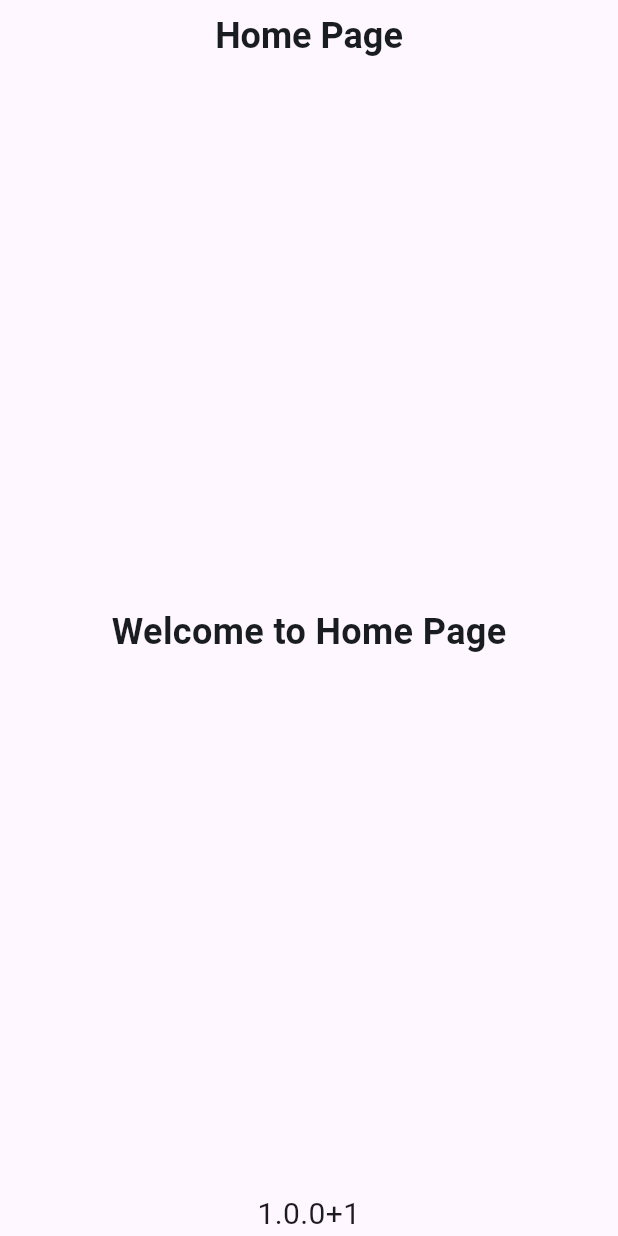
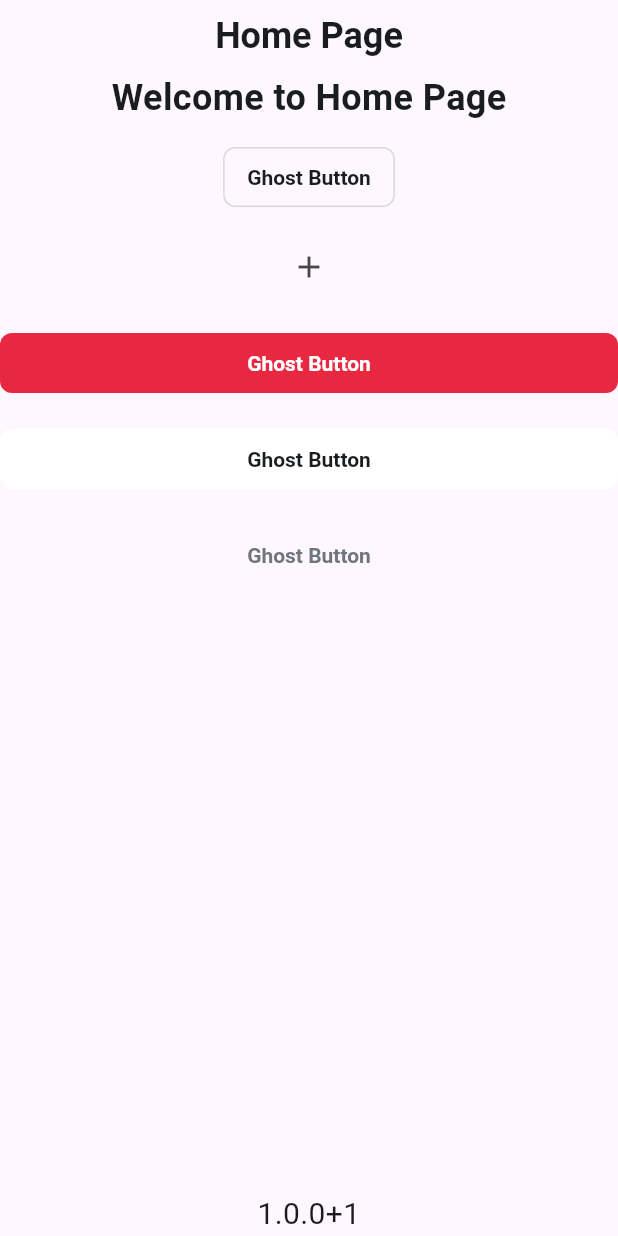
Before and after one commit to Hung6129/flutter_boilerplates, a Flutter app: the screen it shows after launch, on a phone screen of 412 x 824 dp. Run offline on Flutter 3.47's test engine with Material 3 defaults, Android fonts, the phone set to English and light mode, and no system bars; our stand-ins replace auto_size_text, connectivity_plus, copy_with_extension, device_info_plus, dio, dropdown_button2 and 23 more; missing offline and left inert: android_id, flutter_rounded_date_picker, gal, month_year_picker, screen_brightness; Roboto replaces fonts that are missing (packages/components_module/Be_Vietnam_Pro); statements that could not run were skipped.

Commit message:
Minor update

```diff
--- a/apps/example/lib/presentation/home_page/page/home_page.dart
+++ b/apps/example/lib/presentation/home_page/page/home_page.dart
@@ -1,6 +1,7 @@
 import 'package:example/app/extensions/context_extensions.dart';
 import 'package:example/presentation/home_page/bloc/home_bloc.dart';
 import 'package:flutter/material.dart';
+import 'package:i_component_module/i_component_module.dart';
 import 'package:i_core_modules/i_core_modules.dart';
 
 class HomePage extends BaseScreen {
@@ -37,13 +38,44 @@ class _HomePageState
         child: CircularProgressIndicator(),
       );
     } else if (state.status == BaseStateEnums.success) {
-      return Center(
-        child: Text(
-          state.data!.homeBanner,
-          style: context.font.h5.apply(
-            color: context.color.neutral.seven,
+      return Column(
+        children: [
+          Text(
+            state.data!.homeBanner,
+            style: context.font.h5.apply(
+              color: context.color.neutral.seven,
+            ),
           ),
-        ),
+          UISpacer.h(dimen: 16),
+          UIButton.ghost(
+            text: 'Ghost Button',
+            size: ButtonSize.M,
+            onPressed: () {},
+          ),
+          UISpacer.h(dimen: 16),
+          UIButton.icon(
+            icon: const Icon(Icons.add),
+            onPressed: () {},
+          ),
+          UISpacer.h(dimen: 16),
+          UIButton.primary(
+            text: 'Ghost Button',
+            size: ButtonSize.M,
+            onPressed: () {},
+          ),
+          UISpacer.h(dimen: 16),
+          UIButton.secondary(
+            text: 'Ghost Button',
+            size: ButtonSize.M,
+            onPressed: () {},
+          ),
+          UISpacer.h(dimen: 16),
+          UIButton.text(
+            text: 'Ghost Button',
+            size: ButtonSize.M,
+            onPressed: () {},
+          ),
+        ],
       );
     } else {
       return const Center(
--- a/modules/device_module/pubspec.yaml
+++ b/modules/device_module/pubspec.yaml
@@ -31,8 +31,6 @@ dependencies:
   url_launcher: ^6.2.6
   geocoding: ^3.0.0
   gal: ^2.3.0
-  core_module:
-    path: ../core_module
 
 dev_dependencies:
   flutter_test:
--- a/modules/i_component_module/lib/i_component_module.dart
+++ b/modules/i_component_module/lib/i_component_module.dart
@@ -4,6 +4,7 @@ library i_component_module;
 
 import 'package:injectable/injectable.dart';
 export 'i_component_module.module.dart';
+export 'src/widgets/widgets.dart';
 export 'src/theme/theme.dart';
 
 @InjectableInit.microPackage()
--- /dev/null
+++ b/modules/i_component_module/lib/src/widgets/buttons/touchable_opacity.dart
@@ -0,0 +1,69 @@
+import 'package:flutter/material.dart';
+
+class TouchableOpacity extends StatefulWidget {
+  final Widget child;
+  final VoidCallback? onTap;
+  final Duration duration = const Duration(milliseconds: 80);
+  final double opacity = 0.5;
+
+  const TouchableOpacity({super.key, required this.child, this.onTap});
+
+  @override
+  _TouchableOpacityState createState() => _TouchableOpacityState();
+}
+
+class _TouchableOpacityState extends State<TouchableOpacity> {
+  bool isDown = false;
+
+  @override
+  void initState() {
+    super.initState();
+  }
+
+  bool get isEnable => widget.onTap != null && context.mounted;
+
+  @override
+  Widget build(BuildContext context) {
+    return IgnorePointer(
+      ignoring: !isEnable,
+      child: GestureDetector(
+        onTapDown: isEnable ? _onTapDown : null,
+        onTapUp: isEnable ? _onTapUp : null,
+        onTapCancel: isEnable ? _onTapCancel : null,
+        onTap: widget.onTap,
+        behavior: HitTestBehavior.opaque,
+        child: AnimatedSize(
+          duration: widget.duration,
+          child: AnimatedOpacity(
+            duration: widget.duration,
+            opacity: isDown ? widget.opacity : 1,
+            child: widget.child,
+          ),
+        ),
+      ),
+    );
+  }
+
+  void _onTapCancel() {
+    if (mounted) {
+      setState(() => isDown = false);
+    }
+  }
+
+  void _onTapUp(TapUpDetails details) {
+    if (isDown) {
+      Future.delayed(widget.duration)
+          .whenComplete(() => setState(() => isDown = false));
+    } else {
+      if (mounted) {
+        setState(() => isDown = false);
+      }
+    }
+  }
+
+  void _onTapDown(TapDownDetails details) {
+    if (mounted) {
+      setState(() => isDown = true);
+    }
+  }
+}
--- /dev/null
+++ b/modules/i_component_module/lib/src/widgets/buttons/ui_button.dart
@@ -0,0 +1,395 @@
+import 'package:flutter/material.dart';
+import 'package:i_component_module/src/extensions/extensions.dart';
+import 'package:i_component_module/src/widgets/ui_spacer.dart';
+
+enum TypeButton {
+  primary,
+  secondary,
+  ghost,
+  text,
+  // notification,
+  icon,
+}
+
+enum ButtonSize { L, M, S }
+
+class UIButton extends StatelessWidget {
+  final String text;
+  final TypeButton type;
+  final ButtonSize size;
+  final void Function()? onPressed;
+  final bool newNotification;
+  final double? gap;
+  final Color? textButtonColor;
+  final double? iconWidth;
+  final Widget? icon;
+  final Widget? prefixIcon;
+  final Widget? trailingIcon;
+
+  const UIButton({
+    super.key,
+    required this.text,
+    required this.type,
+    required this.size,
+    required this.onPressed,
+    this.newNotification = true,
+    this.gap,
+    this.textButtonColor,
+    this.iconWidth,
+    this.icon,
+    this.prefixIcon,
+    this.trailingIcon,
+  });
+
+  factory UIButton.primary({
+    required String text,
+    required ButtonSize size,
+    required void Function()? onPressed,
+    double? gap,
+    Color? textButtonColor,
+  }) =>
+      UIButton(
+        text: text,
+        type: TypeButton.primary,
+        size: size,
+        onPressed: onPressed,
+        gap: gap,
+        textButtonColor: textButtonColor,
+      );
+
+  factory UIButton.secondary({
+    required String text,
+    required ButtonSize size,
+    required void Function()? onPressed,
+    double? gap,
+    Color? textButtonColor,
+  }) =>
+      UIButton(
+        text: text,
+        type: TypeButton.secondary,
+        size: size,
+        onPressed: onPressed,
+        gap: gap,
+        textButtonColor: textButtonColor,
+      );
+
+  factory UIButton.ghost({
+    required String text,
+    required ButtonSize size,
+    required void Function()? onPressed,
+    Widget? prefixIcon,
+    double? gap,
+    Color? textButtonColor,
+    Widget? trailingIcon,
+  }) =>
+      UIButton(
+        text: text,
+        type: TypeButton.ghost,
+        size: size,
+        onPressed: onPressed,
+        gap: gap,
+        textButtonColor: textButtonColor,
+        prefixIcon: prefixIcon,
+        trailingIcon: trailingIcon,
+      );
+
+  factory UIButton.text({
+    required String text,
+    required ButtonSize size,
+    required void Function()? onPressed,
+    double? gap,
+    Color? textButtonColor,
+  }) =>
+      UIButton(
+        text: text,
+        type: TypeButton.text,
+        size: size,
+        onPressed: onPressed,
+        gap: gap,
+        textButtonColor: textButtonColor,
+      );
+
+  // factory UIButton.notification({
+  //   bool newNotification = true,
+  //   required void Function()? onPressed,
+  // }) =>
+  //     UIButton(
+  //       text: '',
+  //       type: TypeButton.notification,
+  //       size: ButtonSize.L,
+  //       onPressed: onPressed,
+  //       newNotification: newNotification,
+  //     );
+
+  factory UIButton.icon({
+    required Widget icon,
+    required void Function()? onPressed,
+    double? iconWidth,
+  }) =>
+      UIButton(
+        text: '',
+        icon: icon,
+        type: TypeButton.icon,
+        size: ButtonSize.M,
+        onPressed: onPressed,
+        iconWidth: iconWidth,
+      );
+
+  final _paddingS = 8;
+  final _paddingM = 16;
+  // final _paddingL = 24;
+
+  @override
+  Widget build(BuildContext context) {
+    return switch (type) {
+      TypeButton.primary => _primaryButton(context),
+      TypeButton.secondary => _secondaryButton(context),
+      TypeButton.ghost => _ghostButton(context),
+      TypeButton.text => _textButton(context),
+      // TypeButton.notification => _notificationButton(context),
+      TypeButton.icon => _iconButton(context),
+    };
+  }
+
+  Widget _iconButton(BuildContext context) {
+    return IconButton(
+      constraints: BoxConstraints.tightFor(width: iconWidth, height: iconWidth),
+      icon: icon!,
+      padding: EdgeInsets.zero,
+      onPressed: onPressed,
+    );
+  }
+
+  Widget _primaryButton(BuildContext context) {
+    final style = switch (size) {
+      ButtonSize.L => ElevatedButton.styleFrom(
+          shape:
+              RoundedRectangleBorder(borderRadius: BorderRadius.circular(12)),
+          textStyle: context.font.buttonL,
+          foregroundColor: textButtonColor,
+          fixedSize: Size.fromHeight(context.dimens.buttonHeightL),
+        ),
+      ButtonSize.M => ElevatedButton.styleFrom(
+          shape: RoundedRectangleBorder(borderRadius: BorderRadius.circular(8)),
+          textStyle: context.font.buttonM,
+          foregroundColor: textButtonColor,
+          fixedSize: Size.fromHeight(context.dimens.buttonHeightM),
+          minimumSize: Size.fromHeight(context.dimens.buttonHeightM),
+        ),
+      ButtonSize.S => ElevatedButton.styleFrom(
+          shape: RoundedRectangleBorder(borderRadius: BorderRadius.circular(6)),
+          textStyle: context.font.buttonS,
+          foregroundColor: textButtonColor,
+          fixedSize: Size.fromHeight(context.dimens.buttonHeightS),
+          minimumSize: Size(
+              text.getWidthByStyle(context.font.buttonS) +
+                  (gap ?? _paddingS * 2),
+              context.dimens.buttonHeightS),
+          tapTargetSize: MaterialTapTargetSize.shrinkWrap,
+          padding: EdgeInsets.zero,
+        ),
+    };
+
+    return ElevatedButton(
+      style: style,
+      onPressed: onPressed,
+      child: Text(
+        text,
+      ),
+    );
+  }
+
+  Widget _secondaryButton(BuildContext context) {
+    final style = Theme.of(context).elevatedButtonTheme.style?.copyWith(
+      backgroundColor: WidgetStateProperty.resolveWith(
+        (states) {
+          if (states.contains(WidgetState.disabled)) {
+            return context.color.neutral.seven;
+          } else if (states.contains(WidgetState.pressed)) {
+            return context.color.neutral.zero;
+          }
+          return context.color.neutral.zero;
+        },
+      ),
+      foregroundColor: WidgetStateProperty.resolveWith(
+        (states) {
+          if (states.contains(WidgetState.disabled)) {
+            return context.color.neutral.six;
+          }
+          return context.color.neutral.seven;
+        },
+      ),
+    );
+
+    final buttonStyle = switch (size) {
+      ButtonSize.L => style?.copyWith(
+          shape: WidgetStateProperty.all<OutlinedBorder>(
+            RoundedRectangleBorder(borderRadius: BorderRadius.circular(12)),
+          ),
+          textStyle:
+              WidgetStateProperty.all<TextStyle>(context.font.buttonL.apply(
+            color: textButtonColor,
+          )),
+          fixedSize: WidgetStateProperty.all<Size>(
+              Size.fromHeight(context.dimens.buttonHeightL)),
+        ),
+      ButtonSize.M => style?.copyWith(
+          shape: WidgetStateProperty.all<OutlinedBorder>(
+            RoundedRectangleBorder(borderRadius: BorderRadius.circular(8)),
+          ),
+          textStyle:
+              WidgetStateProperty.all<TextStyle>(context.font.buttonM.apply(
+            color: textButtonColor,
+          )),
+          fixedSize: WidgetStateProperty.all<Size>(
+              Size.fromHeight(context.dimens.buttonHeightM)),
+        ),
+      ButtonSize.S => style?.copyWith(
+          shape: WidgetStateProperty.all<OutlinedBorder>(
+            RoundedRectangleBorder(borderRadius: BorderRadius.circular(6)),
+          ),
+          textStyle:
+              WidgetStateProperty.all<TextStyle>(context.font.buttonS.apply(
+            color: textButtonColor,
+          )),
+          fixedSize: WidgetStateProperty.all<Size>(
+              Size.fromHeight(context.dimens.buttonHeightS)),
+          minimumSize: WidgetStateProperty.all<Size>(
+            Size(
+                text.getWidthByStyle(context.font.buttonS) +
+                    (gap ?? _paddingS * 2),
+                context.dimens.buttonHeightS),
+          ),
+          tapTargetSize: MaterialTapTargetSize.shrinkWrap,
+          padding: WidgetStateProperty.all<EdgeInsetsGeometry>(EdgeInsets.zero),
+        ),
+    };
+
+    return ElevatedButton(
+      style: buttonStyle,
+      onPressed: onPressed,
+      child: Text(
+        text,
+        style: buttonStyle?.textStyle
+            ?.resolve({WidgetState.pressed, WidgetState.disabled}),
+      ),
+    );
+  }
+
+  Widget _ghostButton(BuildContext context) {
+    final style = switch (size) {
+      ButtonSize.L => OutlinedButton.styleFrom(
+          shape:
+              RoundedRectangleBorder(borderRadius: BorderRadius.circular(12)),
+          textStyle: context.font.buttonL,
+          foregroundColor: textButtonColor,
+          fixedSize: Size.fromHeight(context.dimens.buttonHeightL),
+          minimumSize: Size.fromHeight(context.dimens.buttonHeightL),
+          // minimumSize: Size(
+          //     text.getWidthByStyle(context.font.buttonL) +
+          //         (gap ?? _paddingL * 2),
+          //     context.dimens.buttonHeightL),
+          tapTargetSize: MaterialTapTargetSize.shrinkWrap,
+          padding: EdgeInsets.zero,
+        ),
+      ButtonSize.M => OutlinedButton.styleFrom(
+          shape: RoundedRectangleBorder(borderRadius: BorderRadius.circular(8)),
+          textStyle: context.font.buttonM,
+          foregroundColor: textButtonColor,
+          fixedSize: Size.fromHeight(
+            context.dimens.buttonHeightM,
+          ),
+          // minimumSize: Size.fromHeight(context.dimens.buttonHeightM),
+          minimumSize: Size(
+              text.getWidthByStyle(context.font.buttonM) +
+                  (gap ?? _paddingM * 2) +
+                  (prefixIcon != null ? 24 : 0),
+              context.dimens.buttonHeightM),
+          tapTargetSize: MaterialTapTargetSize.shrinkWrap,
+          padding: EdgeInsets.zero,
+        ),
+      ButtonSize.S => OutlinedButton.styleFrom(
+          shape: RoundedRectangleBorder(borderRadius: BorderRadius.circular(6)),
+          textStyle: context.font.buttonS,
+          fixedSize: Size.fromHeight(context.dimens.buttonHeightS),
+          foregroundColor: textButtonColor,
+          minimumSize: Size(
+              text.getWidthByStyle(context.font.buttonS) +
+                  (gap ?? _paddingS * 2) +
+                  (prefixIcon != null ? 16 : 0),
+              context.dimens.buttonHeightS),
+          tapTargetSize: MaterialTapTargetSize.shrinkWrap,
+          padding: EdgeInsets.zero,
+        ),
+    };
+
+    return OutlinedButton(
+      style: style,
+      onPressed: onPressed,
+      child: buildOutline(),
+    );
+  }
+
+  Widget buildOutline() {
+    if (prefixIcon != null) {
+      return Row(
+        mainAxisAlignment: MainAxisAlignment.center,
+        mainAxisSize: MainAxisSize.max,
+        children: [
+          UISpacer.w(dimen: 8),
+          prefixIcon!,
+          UISpacer.w(dimen: 8),
+          Text(text),
+          UISpacer.w(dimen: 8),
+        ],
+      );
+    } else if (trailingIcon != null) {
+      return Padding(
+        padding: const EdgeInsets.symmetric(horizontal: 16),
+        child: Row(
+          mainAxisAlignment: MainAxisAlignment.spaceBetween,
+          children: [
+            Text(text),
+            UISpacer.w(dimen: 8),
+            trailingIcon!,
+          ],
+        ),
+      );
+    } else {
+      return Text(
+        text,
+      );
+    }
+  }
+
+  Widget _textButton(BuildContext context) {
+    final style = switch (size) {
+      ButtonSize.L => ElevatedButton.styleFrom(
+          shape: RoundedRectangleBorder(borderRadius: BorderRadius.circular(8)),
+          textStyle: context.font.buttonL,
+          foregroundColor: textButtonColor,
+          fixedSize: Size.fromHeight(context.dimens.buttonHeightL),
+        ),
+      ButtonSize.M => ElevatedButton.styleFrom(
+          shape: RoundedRectangleBorder(borderRadius: BorderRadius.circular(8)),
+          textStyle: context.font.buttonM,
+          foregroundColor: textButtonColor,
+          fixedSize: Size.fromHeight(context.dimens.buttonHeightM),
+        ),
+      ButtonSize.S => ElevatedButton.styleFrom(
+          shape: RoundedRectangleBorder(borderRadius: BorderRadius.circular(8)),
+          foregroundColor: textButtonColor,
+          textStyle: context.font.buttonS,
+          fixedSize: Size.fromHeight(context.dimens.buttonHeightS),
+        ),
+    };
+
+    return TextButton(
+      style: style,
+      onPressed: onPressed,
+      child: Text(
+        text,
+      ),
+    );
+  }
+}
--- /dev/null
+++ b/modules/i_component_module/lib/src/widgets/ui_spacer.dart
@@ -0,0 +1,23 @@
+import 'package:flutter/material.dart';
+
+class UISpacer extends StatelessWidget {
+  final double? width;
+  final double? height;
+
+  const UISpacer._({
+    this.width,
+    this.height,
+  });
+
+  factory UISpacer.w({required double dimen}) => UISpacer._(width: dimen);
+
+  factory UISpacer.h({required double dimen}) => UISpacer._(height: dimen);
+
+  @override
+  Widget build(BuildContext context) {
+    return SizedBox(
+      width: width,
+      height: height,
+    );
+  }
+}
--- /dev/null
+++ b/modules/i_component_module/lib/src/widgets/widgets.dart
@@ -0,0 +1,2 @@
+export 'buttons/ui_button.dart';
+export 'ui_spacer.dart';
```
Also changed, not shown: apps/example/pubspec.lock, 2 other files.
